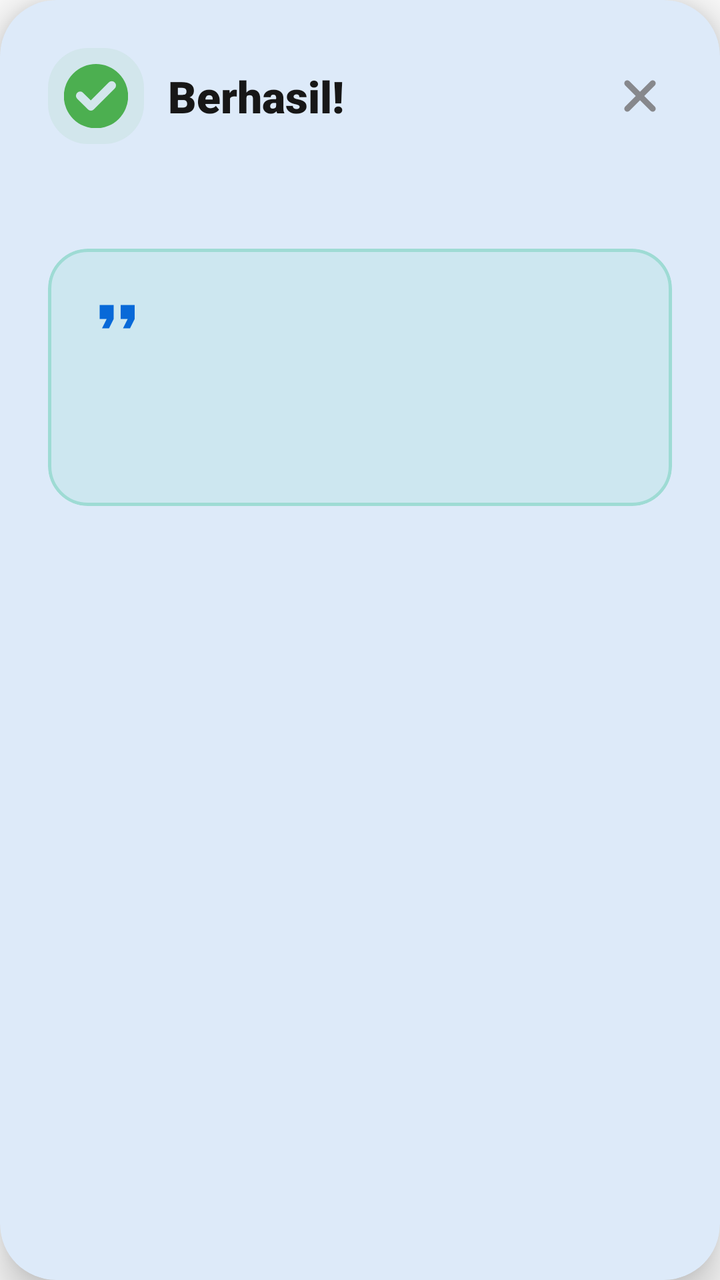
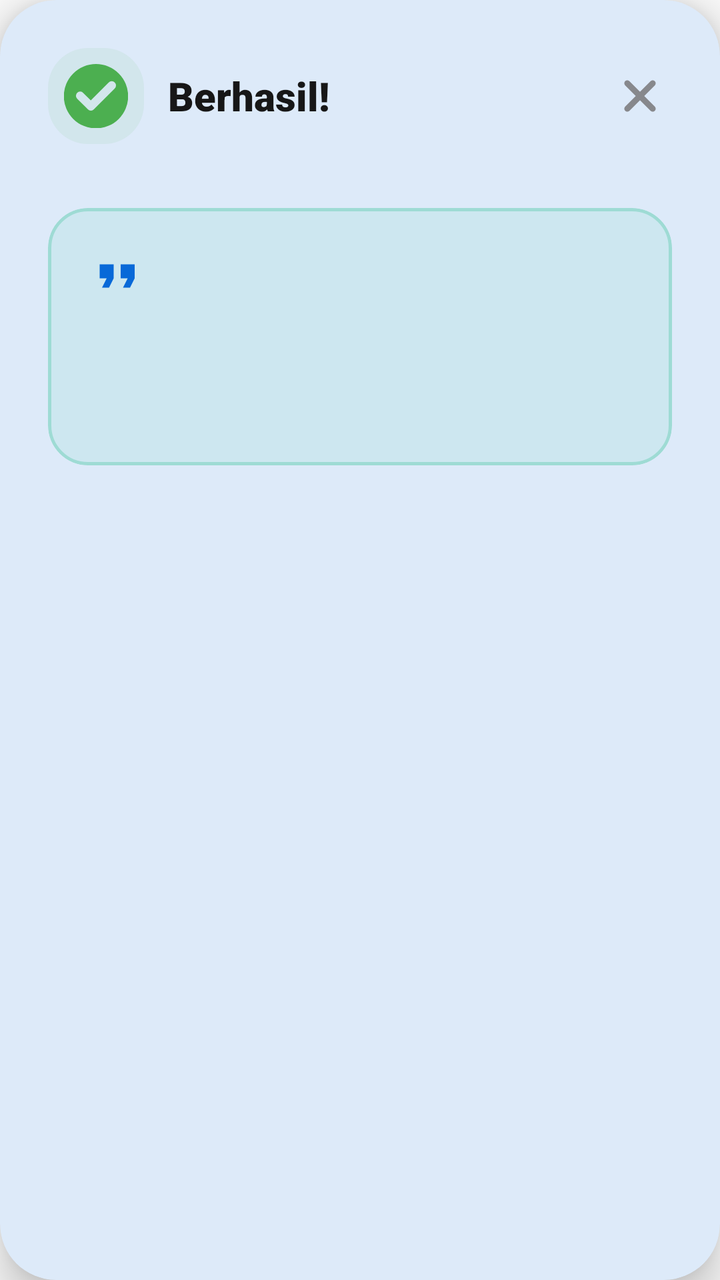

An Android layout rendered at two revisions. The XML below is the earlier revision; the diff shows what the commit changed to produce the second picture.
<!-- AndroidManifest.xml: application theme Theme.AppPemko -->
<!-- res/layout/view_sukses.xml -->
<?xml version="1.0" encoding="utf-8"?>

<com.google.android.material.card.MaterialCardView xmlns:android="http://schemas.android.com/apk/res/android"
    xmlns:app="http://schemas.android.com/apk/res-auto"
    android:layout_width="match_parent"
    android:layout_height="wrap_content"
    android:layout_margin="20dp"
    app:cardBackgroundColor="@color/surface_main"
    app:cardCornerRadius="28dp"
    app:cardElevation="12dp"
    app:strokeWidth="0dp">

    <LinearLayout
        android:layout_width="match_parent"
        android:layout_height="wrap_content"
        android:orientation="vertical"
        android:padding="24dp">

        <RelativeLayout
            android:layout_width="match_parent"
            android:layout_height="wrap_content"
            android:layout_marginBottom="12dp">

            <ImageView
                android:id="@+id/emoticon"
                android:layout_width="48dp"
                android:layout_height="48dp"
                android:layout_centerVertical="true"
                android:layout_marginEnd="12dp"
                android:background="@drawable/backgoundovalabuabu"
                android:backgroundTint="#124CAF50"
                android:padding="8dp"
                app:srcCompat="@drawable/ic_sukses"
                app:tint="@color/hijau"
                android:contentDescription="Ikon Berhasil" />

            <TextView
                android:layout_width="wrap_content"
                android:layout_height="wrap_content"
                android:layout_centerVertical="true"
                android:layout_toEndOf="@+id/emoticon"
                android:text="Berhasil!"
                android:textColor="@color/text_primary"
                android:textSize="22sp"
                android:fontFamily="sans-serif-black" />

            <ImageView
                android:id="@+id/ivTutupDialogBerhasil"
                android:layout_width="32dp"
                android:layout_height="32dp"
                android:layout_alignParentEnd="true"
                android:layout_centerVertical="true"
                android:background="?attr/selectableItemBackgroundBorderless"
                android:clickable="true"
                android:focusable="true"
                android:padding="4dp"
                android:src="@drawable/one_close"
                app:tint="@color/text_hint"
                android:contentDescription="Tutup" />
        </RelativeLayout>

        <TextView
            android:id="@+id/tvSukseKeterangan"
            android:layout_width="match_parent"
            android:layout_height="wrap_content"
            android:fontFamily="sans-serif-medium"
            android:textColor="@color/text_secondary"
            android:textSize="15sp"
            android:lineSpacingExtra="4dp" />

        
        <com.google.android.material.card.MaterialCardView
            android:id="@+id/cvQuoteContainer"
            android:layout_width="match_parent"
            android:layout_height="wrap_content"
            android:layout_marginTop="20dp"
            app:cardBackgroundColor="#1410B981"
            app:cardCornerRadius="20dp"
            app:strokeColor="#4010B981"
            app:strokeWidth="1.5dp"
            app:cardElevation="0dp">

            <LinearLayout
                android:layout_width="match_parent"
                android:layout_height="wrap_content"
                android:orientation="vertical"
                android:padding="20dp">

                
                <ImageView
                    android:layout_width="28dp"
                    android:layout_height="28dp"
                    android:layout_marginBottom="8dp"
                    android:src="@drawable/ic_quote_mark"
                    app:tint="@color/primary_brand"
                    android:contentDescription="Ikon Quotes" />

                
                <TextView
                    android:id="@+id/tvQuoteContent"
                    android:layout_width="match_parent"
                    android:layout_height="wrap_content"
                    android:fontFamily="sans-serif-medium"
                    android:lineSpacingExtra="5dp"
                    android:textColor="@color/text_primary"
                    android:textSize="16sp" />

                
                <TextView
                    android:id="@+id/tvQuoteAuthor"
                    android:layout_width="wrap_content"
                    android:layout_height="wrap_content"
                    android:layout_gravity="end"
                    android:layout_marginTop="12dp"
                    android:fontFamily="sans-serif-black"
                    android:textColor="@color/primary_brand"
                    android:textSize="14sp" />
            </LinearLayout>
        </com.google.android.material.card.MaterialCardView>

    </LinearLayout>
</com.google.android.material.card.MaterialCardView>
<!-- resources referenced by this layout -->
<resources>
  <color name="hijau">#4CAF50</color>
  <color name="primary_brand">#0869D8</color>
  <color name="surface_main">#FFFFFF</color>
  <color name="text_hint">#87888c</color>
  <color name="text_primary">#171717</color>
  <color name="text_secondary">#454545</color>
  <!-- drawable backgoundovalabuabu (drawable) -->
  <?xml version="1.0" encoding="utf-8"?>
  
  <shape xmlns:android="http://schemas.android.com/apk/res/android"
      android:tintMode="multiply"
      android:shape="rectangle"
      >
  
      <solid
          android:color="@color/background_layout"/>
      <corners
          android:radius="20dp"/>
  </shape>
  <!-- drawable ic_quote_mark (drawable) -->
  <?xml version="1.0" encoding="utf-8"?>
  <vector xmlns:android="http://schemas.android.com/apk/res/android"
      android:width="28dp"
      android:height="28dp"
      android:viewportWidth="24"
      android:viewportHeight="24">
      <path
          android:fillColor="#FFFFFFFF"
          android:pathData="M6,17h3l2,-4V7H5v6h3l-2,4zM15,17h3l2,-4V7h-6v6h3l-2,4z" />
  </vector>
  <!-- drawable ic_sukses (drawable) -->
  <vector xmlns:android="http://schemas.android.com/apk/res/android"
      android:width="35.81dp"
      android:height="35.81dp"
      android:viewportWidth="35.81"
      android:viewportHeight="35.81">
    <path
        android:pathData="M17.9,0a18,18 0,1 0,18 18A18,18 0,0 0,17.9 0ZM28.39,13.72l-10,10 -1.67,1.67a2.37,2.37 0,0 1,-3.35 0l-1.67,-1.67L7.42,19.53a2.37,2.37 0,1 1,3.35 -3.35l4.1,4.1a0.18,0.18 0,0 0,0.26 0L25,10.38a2.37,2.37 0,1 1,3.35 3.35Z"
        android:fillColor="#4caf50"/>
  </vector>
  <!-- drawable one_close (drawable) -->
  <vector xmlns:android="http://schemas.android.com/apk/res/android" android:height="30dp" android:viewportHeight="1024" android:viewportWidth="1024" android:width="30dp">
        
      <path android:fillColor="@color/font" android:pathData="M195.2,195.2a64,64 0,0 1,90.5 0L512,421.5 738.3,195.2a64,64 0,0 1,90.5 90.5L602.5,512 828.8,738.3a64,64 0,0 1,-90.5 90.5L512,602.5 285.7,828.8a64,64 0,0 1,-90.5 -90.5L421.5,512 195.2,285.7a64,64 0,0 1,0 -90.5z"/>
      
  </vector>
  <style name="Theme.AppPemko" parent="Base.Theme.AppPemko">
          <item name="android:textColor">@color/text_primary</item>
      </style>
  <color name="background_layout">#FFFFFF</color>
  <color name="font">#454545</color>
  <style name="Base.Theme.AppPemko" parent="Theme.Material3.DayNight.NoActionBar">
          <item name="colorPrimary">@color/primary_brand</item>
          <item name="colorOnPrimary">@color/on_primary_brand</item>
          <item name="colorSecondary">@color/brand_secondary</item>
          <item name="colorOnSecondary">@color/white</item>
          <item name="colorSurface">@color/surface_main</item>
          <item name="colorOnSurface">@color/text_primary</item>
          <item name="colorSurfaceVariant">@color/surface_variant</item>
          <item name="colorOnSurfaceVariant">@color/text_secondary</item>
          <item name="android:statusBarColor">@color/primary_brand</item>
          <item name="android:windowBackground">@color/background_main</item>
          <item name="android:fontFamily">sans-serif</item>
          <item name="android:windowAnimationStyle">@style/Animation.App.Activity</item>
      </style>
  <color name="on_primary_brand">#FFFFFF</color>
  <color name="brand_secondary">#E91E63</color>
  <color name="white">#FFFFFF</color>
  <color name="surface_variant">#F4F4F4</color>
  <color name="background_main">#FBFBFB</color>
  <style name="Animation.App.Activity" parent="@android:style/Animation.Activity">
          <item name="android:activityOpenEnterAnimation">@anim/slide_in_right</item>
          <item name="android:activityOpenExitAnimation">@anim/slide_out_left</item>
          <item name="android:activityCloseEnterAnimation">@anim/slide_in_left</item>
          <item name="android:activityCloseExitAnimation">@anim/slide_out_right</item>
      </style>
</resources>

<!-- the commit's change to res/layout/view_sukses.xml (unified diff, before → after) -->
@@ -34,15 +34,30 @@
                 app:tint="@color/hijau"
                 android:contentDescription="Ikon Berhasil" />
 
-            <TextView
+            <LinearLayout
                 android:layout_width="wrap_content"
                 android:layout_height="wrap_content"
                 android:layout_centerVertical="true"
                 android:layout_toEndOf="@+id/emoticon"
-                android:text="Berhasil!"
-                android:textColor="@color/text_primary"
-                android:textSize="22sp"
-                android:fontFamily="sans-serif-black" />
+                android:orientation="vertical">
+
+                <TextView
+                    android:layout_width="wrap_content"
+                    android:layout_height="wrap_content"
+                    android:text="Berhasil!"
+                    android:textColor="@color/text_primary"
+                    android:textSize="20sp"
+                    android:fontFamily="sans-serif-black" />
+
+                <TextView
+                    android:id="@+id/tvSukseKeterangan"
+                    android:layout_width="wrap_content"
+                    android:layout_height="wrap_content"
+                    android:textColor="@color/text_secondary"
+                    android:textSize="13sp"
+                    android:fontFamily="sans-serif-medium"
+                    android:visibility="gone" />
+            </LinearLayout>
 
             <ImageView
                 android:id="@+id/ivTutupDialogBerhasil"
@@ -59,14 +74,6 @@
                 android:contentDescription="Tutup" />
         </RelativeLayout>
 
-        <TextView
-            android:id="@+id/tvSukseKeterangan"
-            android:layout_width="match_parent"
-            android:layout_height="wrap_content"
-            android:fontFamily="sans-serif-medium"
-            android:textColor="@color/text_secondary"
-            android:textSize="15sp"
-            android:lineSpacingExtra="4dp" />
 
         
         <com.google.android.material.card.MaterialCardView
@@ -100,9 +107,10 @@
                     android:id="@+id/tvQuoteContent"
                     android:layout_width="match_parent"
                     android:layout_height="wrap_content"
-                    android:fontFamily="sans-serif-medium"
+                    android:fontFamily="sans-serif-black"
+                    android:textStyle="bold"
                     android:lineSpacingExtra="5dp"
-                    android:textColor="@color/text_primary"
+                    android:textColor="#0F172A"
                     android:textSize="16sp" />
 
                 
